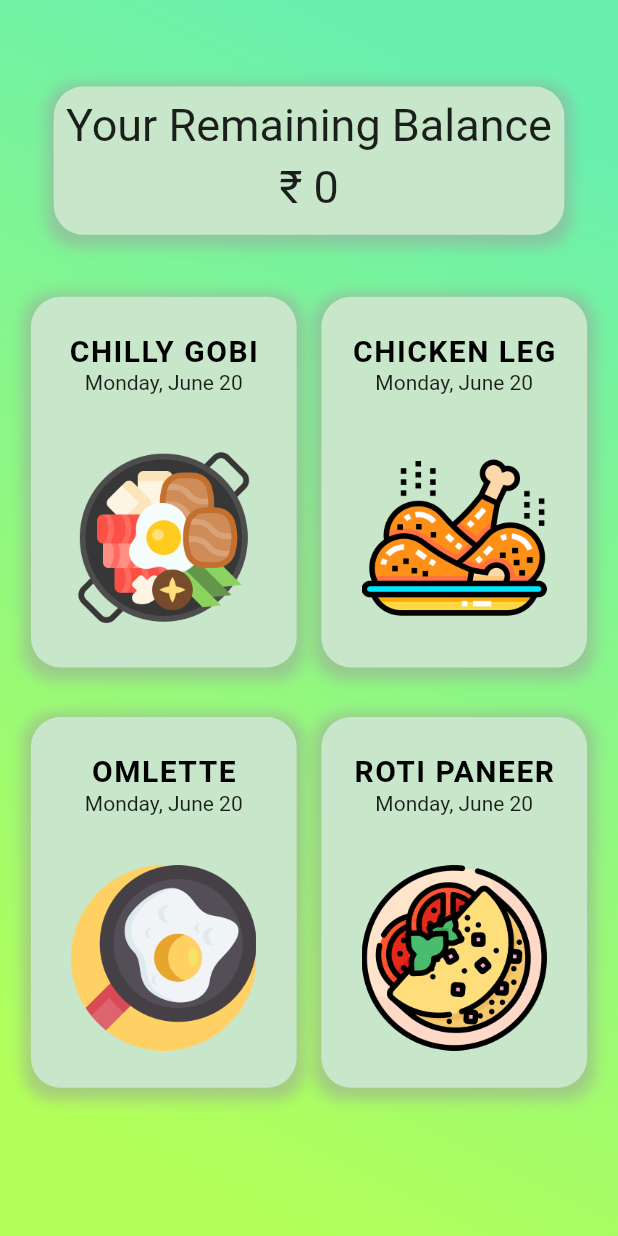
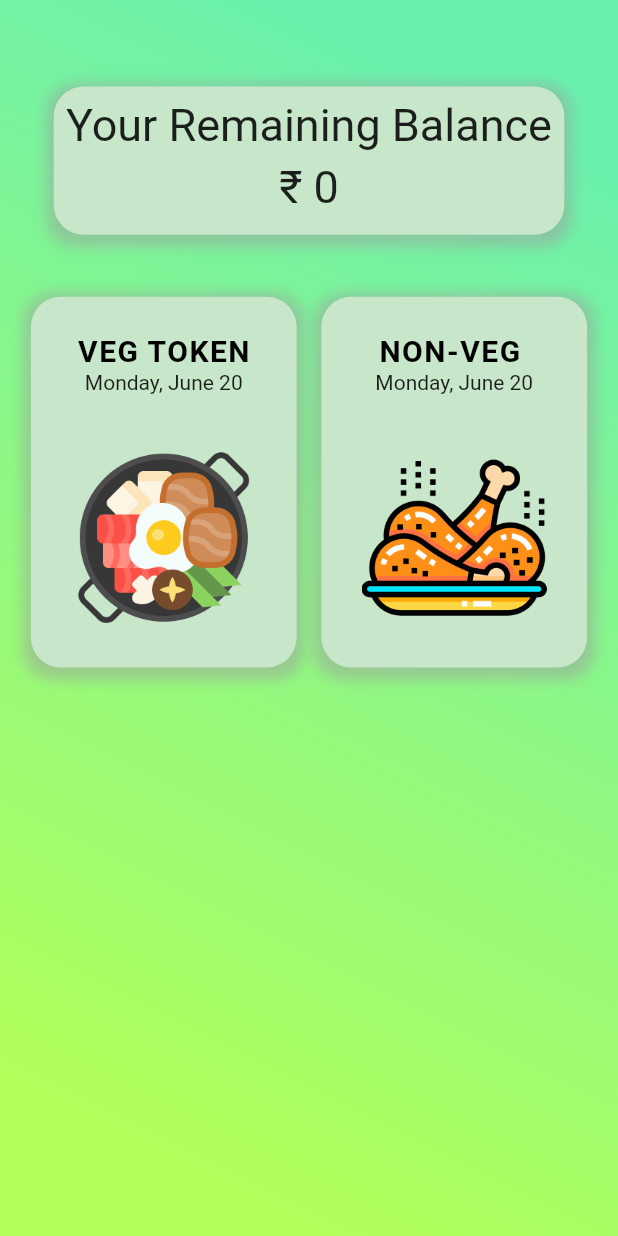
Before and after one commit to sreyasqb/hostel-mangagement-system, a Flutter app: the MessTokenPage screen opened directly with empty values, on a phone screen of 412 x 824 dp. Run offline on Flutter 3.47's test engine with Material 2 defaults, Android fonts, the light colour scheme and no system bars; drawn by our look-alikes of auto_size_text; our stand-ins replace flutter_spinkit, shared_preferences, slide_to_act; accounts and stored records are empty; network calls fail.

Commit message:
refactored code

```diff
--- a/frontend/hostel/lib/provider/user_provider.dart
+++ b/frontend/hostel/lib/provider/user_provider.dart
@@ -7,20 +7,21 @@ import '../constants/constants.dart';
 class UserData extends ChangeNotifier {
 
   UserType uType=UserType.none;
-  Resident? resident;
-  Supervisor? supervisor;
-  ResidentTutor? residentTutor;
+  var myUser;
+  // Resident? resident;
+  // Supervisor? supervisor;
+  // ResidentTutor? residentTutor;
 
   void setUserType(UserType u,var uData){
     uType=u;
     if (u==UserType.resident){
-      resident=uData as Resident;
+      myUser=uData as Resident;
     }
     else if (u==UserType.supervisor){
-      supervisor=uData as Supervisor;
+      myUser=uData as Supervisor;
     }
     else if (u==UserType.residentTutor){
-      residentTutor=uData as ResidentTutor;
+      myUser=uData as ResidentTutor;
     }
 
   }
--- a/frontend/hostel/lib/screens/mess_token_page.dart
+++ b/frontend/hostel/lib/screens/mess_token_page.dart
@@ -1,13 +1,41 @@
+import 'dart:convert';
+
 import 'package:auto_size_text/auto_size_text.dart';
 import 'package:flutter/material.dart';
 import 'package:hostel/components/common_gradient.dart';
 import 'package:hostel/components/food_card.dart';
 import 'package:hostel/screens/home_page.dart' show height, width;
+import 'package:http/http.dart' as http;
+import 'package:provider/provider.dart';
 
-class MessTokenPage extends StatelessWidget {
+import '../constants/constants.dart';
+import '../provider/user_provider.dart';
+
+class MessTokenPage extends StatefulWidget {
+
+
+
+
   int balance;
+
+  MessTokenPage({required this.balance});
+
+  @override
+  State<MessTokenPage> createState() => _MessTokenPageState();
+}
+
+class _MessTokenPageState extends State<MessTokenPage> {
   DateTime date = DateTime.now();
-  MessTokenPage({required this.balance});
+  void buyToken(bool nonVeg) async {
+    http.Response response = await http.get(
+      Uri.parse("$baseurl/tokens"),
+    );
+    List tokenJson = jsonDecode(response.body);
+    for (Map token in tokenJson){
+      if(token["token_id"]!=Provider.of<UserData>(context).myUser.id){}
+    }
+  }
+
   @override
   Widget build(BuildContext context) {
     return Scaffold(
@@ -46,7 +74,7 @@ class MessTokenPage extends StatelessWidget {
                     Container(
                         height: height * 0.05,
                         child: AutoSizeText(
-                          "\u{20B9} $balance",
+                          "\u{20B9} ${widget.balance}",
                           presetFontSizes: [30, 26, 22, 18],
                         )),
                   ],
@@ -59,15 +87,17 @@ class MessTokenPage extends StatelessWidget {
                     mainAxisAlignment: MainAxisAlignment.spaceBetween,
                     children: [
                       FoodCard(
-                        onPress: () {},
+                        onPress: () async {
+
+                        },
                         date: date,
-                        title: "CHILLY GOBI",
+                        title: "VEG TOKEN",
                         image: "assets/hot-pot.png",
                       ),
                       FoodCard(
                         onPress: () {},
                         date: date,
-                        title: "CHICKEN LEG",
+                        title: "NON-VEG ",
                         image: "assets/chicken.png",
                       )
                     ],
@@ -75,23 +105,23 @@ class MessTokenPage extends StatelessWidget {
                   SizedBox(
                     height: height * 0.04,
                   ),
-                  Row(
-                    mainAxisAlignment: MainAxisAlignment.spaceBetween,
-                    children: [
-                      FoodCard(
-                        onPress: () {},
-                        date: date,
-                        title: "OMLETTE",
-                        image: "assets/omelette.png",
-                      ),
-                      FoodCard(
-                        onPress: () {},
-                        date: date,
-                        title: "ROTI PANEER",
-                        image: "assets/roti.png",
-                      )
-                    ],
-                  )
+                  // Row(
+                  //   mainAxisAlignment: MainAxisAlignment.spaceBetween,
+                  //   children: [
+                  //     FoodCard(
+                  //       onPress: () {},
+                  //       date: date,
+                  //       title: "OMLETTE",
+                  //       image: "assets/omelette.png",
+                  //     ),
+                  //     FoodCard(
+                  //       onPress: () {},
+                  //       date: date,
+                  //       title: "ROTI PANEER",
+                  //       image: "assets/roti.png",
+                  //     )
+                  //   ],
+                  // )
                 ],
               )
             ],
```
Also changed, not shown: frontend/hostel/lib/screens/home_page.dart (+3 -10 lines).
